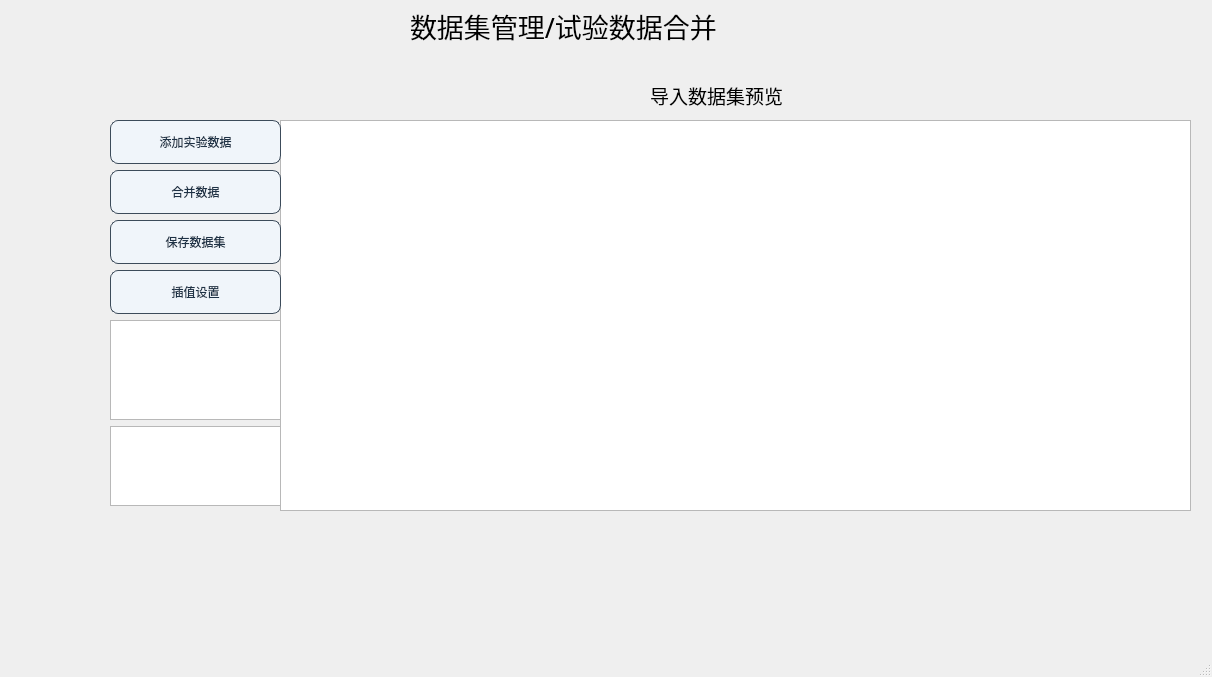
This is ui/dataset_handle.ui in azhongege24/predict_first as Qt 5 draws it before an edit. The edited form follows.
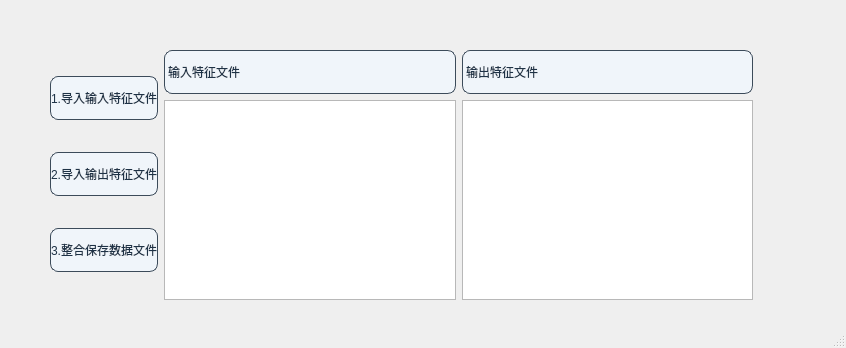
This is the edited form.

Commit message: 目前把那个预测数据导入按钮进行了优化，现在点击导入预测数据就能够定位到data文件夹了

What changed in the file:
```diff
--- a/ui/dataset_handle.ui
+++ b/ui/dataset_handle.ui
@@ -6,59 +6,36 @@
    <rect>
     <x>0</x>
     <y>0</y>
-    <width>1212</width>
-    <height>677</height>
+    <width>846</width>
+    <height>348</height>
    </rect>
   </property>
   <property name="windowTitle">
    <string>数据集处理板块</string>
   </property>
   <widget class="QWidget" name="centralwidget">
-   <widget class="QLabel" name="label">
+   <widget class="QWidget" name="">
     <property name="geometry">
      <rect>
-      <x>410</x>
-      <y>0</y>
-      <width>351</width>
-      <height>51</height>
+      <x>50</x>
+      <y>50</y>
+      <width>703</width>
+      <height>250</height>
      </rect>
     </property>
-    <property name="font">
-     <font>
-      <family>楷体</family>
-      <pointsize>20</pointsize>
-      <weight>50</weight>
-      <bold>false</bold>
-     </font>
-    </property>
-    <property name="text">
-     <string>数据集管理/试验数据合并</string>
-    </property>
-   </widget>
-   <widget class="QGraphicsView" name="graphicsView_dataset_handle">
-    <property name="geometry">
-     <rect>
-      <x>280</x>
-      <y>120</y>
-      <width>911</width>
-      <height>391</height>
-     </rect>
-    </property>
-   </widget>
-   <widget class="QWidget" name="layoutWidget">
-    <property name="geometry">
-     <rect>
-      <x>110</x>
-      <y>120</y>
-      <width>171</width>
-      <height>391</height>
-     </rect>
-    </property>
-    <layout class="QVBoxLayout" name="verticalLayout">
+    <layout class="QHBoxLayout" name="horizontalLayout_3">
      <item>
-      <widget class="QPushButton" name="pushButton_add">
-       <property name="styleSheet">
-        <string notr="true">QPushButton {
+      <layout class="QVBoxLayout" name="verticalLayout">
+       <item>
+        <widget class="QPushButton" name="pushButton_add_input_features">
+         <property name="minimumSize">
+          <size>
+           <width>87</width>
+           <height>50</height>
+          </size>
+         </property>
+         <property name="styleSheet">
+          <string notr="true">QPushButton {
     border: 1px solid rgb(60, 75, 90);       /* 深灰蓝边框，类似实验仪器金属色 */
     border-radius: 8px;                      /* 适中圆角更显严谨 */
     background-color: rgb(240, 245, 250);    /* 极浅灰蓝背景，参考实验室白板 */
@@ -85,16 +62,22 @@
     color: rgb(180, 190, 200);              /* 灰蓝文字表示不可用 */
     border-color: rgb(210, 220, 230);
 }</string>
-       </property>
-       <property name="text">
-        <string>添加实验数据</string>
-       </property>
-      </widget>
-     </item>
-     <item>
-      <widget class="QPushButton" name="pushButton_merge">
-       <property name="styleSheet">
-        <string notr="true">QPushButton {
+         </property>
+         <property name="text">
+          <string>1.导入输入特征文件</string>
+         </property>
+        </widget>
+       </item>
+       <item>
+        <widget class="QPushButton" name="pushButton_add_output_features">
+         <property name="minimumSize">
+          <size>
+           <width>87</width>
+           <height>50</height>
+          </size>
+         </property>
+         <property name="styleSheet">
+          <string notr="true">QPushButton {
     border: 1px solid rgb(60, 75, 90);       /* 深灰蓝边框，类似实验仪器金属色 */
     border-radius: 8px;                      /* 适中圆角更显严谨 */
     background-color: rgb(240, 245, 250);    /* 极浅灰蓝背景，参考实验室白板 */
@@ -121,16 +104,22 @@
     color: rgb(180, 190, 200);              /* 灰蓝文字表示不可用 */
     border-color: rgb(210, 220, 230);
 }</string>
-       </property>
-       <property name="text">
-        <string>合并数据</string>
-       </property>
-      </widget>
-     </item>
-     <item>
-      <widget class="QPushButton" name="pushButton_save">
-       <property name="styleSheet">
-        <string notr="true">QPushButton {
+         </property>
+         <property name="text">
+          <string>2.导入输出特征文件</string>
+         </property>
+        </widget>
+       </item>
+       <item>
+        <widget class="QPushButton" name="pushButton_save_file">
+         <property name="minimumSize">
+          <size>
+           <width>87</width>
+           <height>50</height>
+          </size>
+         </property>
+         <property name="styleSheet">
+          <string notr="true">QPushButton {
     border: 1px solid rgb(60, 75, 90);       /* 深灰蓝边框，类似实验仪器金属色 */
     border-radius: 8px;                      /* 适中圆角更显严谨 */
     background-color: rgb(240, 245, 250);    /* 极浅灰蓝背景，参考实验室白板 */
@@ -157,101 +146,72 @@
     color: rgb(180, 190, 200);              /* 灰蓝文字表示不可用 */
     border-color: rgb(210, 220, 230);
 }</string>
-       </property>
-       <property name="text">
-        <string>保存数据集</string>
-       </property>
-      </widget>
+         </property>
+         <property name="text">
+          <string>3.整合保存数据文件</string>
+         </property>
+        </widget>
+       </item>
+      </layout>
      </item>
      <item>
-      <widget class="QPushButton" name="pushButton">
-       <property name="styleSheet">
-        <string notr="true">QPushButton {
+      <layout class="QVBoxLayout" name="verticalLayout_2">
+       <item>
+        <layout class="QHBoxLayout" name="horizontalLayout_2">
+         <item>
+          <widget class="QLabel" name="label">
+           <property name="styleSheet">
+            <string notr="true">QLabel {
     border: 1px solid rgb(60, 75, 90);       /* 深灰蓝边框，类似实验仪器金属色 */
     border-radius: 8px;                      /* 适中圆角更显严谨 */
     background-color: rgb(240, 245, 250);    /* 极浅灰蓝背景，参考实验室白板 */
     color: rgb(30, 50, 70);                 /* 深灰蓝文字，如学术文献印刷色 */
-    font: bold 14pt &quot;微软雅黑&quot;;
+    font: bold 12pt &quot;微软雅黑&quot;;
     min-width: 85px;
     min-height: 42px;
- 
-}
-
-QPushButton:hover {
-    background-color: rgb(220, 230, 240);    /* 悬停时轻微加深背景 */
-    border-color: rgb(40, 60, 80);          /* 加深边框模拟金属反光 */
-    color: rgb(20, 40, 60);                 /* 文字颜色同步加深 */
-}
-
-QPushButton:pressed {
-    background-color: rgb(60, 75, 90);      /* 按压状态与边框同色 */
-    color: rgb(230, 235, 240);              /* 浅灰白文字确保可读性 */
-}
-
-QPushButton:disabled {
-    background-color: rgb(250, 250, 250);    /* 禁用状态极浅灰 */
-    color: rgb(180, 190, 200);              /* 灰蓝文字表示不可用 */
-    border-color: rgb(210, 220, 230);
+    qproperty-alignment: AlignCenter;        /* 水平和垂直方向都居中对齐 */
 }</string>
-       </property>
-       <property name="text">
-        <string>插值设置</string>
-       </property>
-      </widget>
-     </item>
-     <item>
-      <widget class="QListWidget" name="listWidget_files">
-       <property name="minimumSize">
-        <size>
-         <width>40</width>
-         <height>0</height>
-        </size>
-       </property>
-       <property name="maximumSize">
-        <size>
-         <width>9999</width>
-         <height>100</height>
-        </size>
-       </property>
-      </widget>
-     </item>
-     <item>
-      <widget class="QTextEdit" name="textEdit_status">
-       <property name="maximumSize">
-        <size>
-         <width>999</width>
-         <height>80</height>
-        </size>
-       </property>
-       <property name="font">
-        <font>
-         <family>楷体</family>
-         <pointsize>12</pointsize>
-        </font>
-       </property>
-      </widget>
+           </property>
+           <property name="text">
+            <string>输入特征文件</string>
+           </property>
+          </widget>
+         </item>
+         <item>
+          <widget class="QLabel" name="label_2">
+           <property name="styleSheet">
+            <string notr="true">QLabel {
+    border: 1px solid rgb(60, 75, 90);       /* 深灰蓝边框，类似实验仪器金属色 */
+    border-radius: 8px;                      /* 适中圆角更显严谨 */
+    background-color: rgb(240, 245, 250);    /* 极浅灰蓝背景，参考实验室白板 */
+    color: rgb(30, 50, 70);                 /* 深灰蓝文字，如学术文献印刷色 */
+    font: bold 12pt &quot;微软雅黑&quot;;
+    min-width: 85px;
+    min-height: 42px;
+    qproperty-alignment: AlignCenter;        /* 水平和垂直方向都居中对齐 */
+}</string>
+           </property>
+           <property name="text">
+            <string>输出特征文件</string>
+           </property>
+          </widget>
+         </item>
+        </layout>
+       </item>
+       <item>
+        <layout class="QHBoxLayout" name="horizontalLayout">
+         <item>
+          <widget class="QListWidget" name="listWidget_input_files"/>
+         </item>
+         <item>
+          <widget class="QListWidget" name="listWidget_output_files"/>
+         </item>
+        </layout>
+       </item>
+      </layout>
      </item>
     </layout>
    </widget>
-   <widget class="QLabel" name="label_2">
-    <property name="geometry">
-     <rect>
-      <x>650</x>
-      <y>80</y>
-      <width>141</width>
-      <height>31</height>
-     </rect>
-    </property>
-    <property name="font">
-     <font>
-      <family>黑体</family>
-      <pointsize>14</pointsize>
-     </font>
-    </property>
-    <property name="text">
-     <string>导入数据集预览</string>
-    </property>
-   </widget>
   </widget>
   <widget class="QMenuBar" name="menubar">
    <property name="geometry">
```
Left out of the diff: 2 changed lines with no effect on the pictures. The commit also changes 3 other files.
